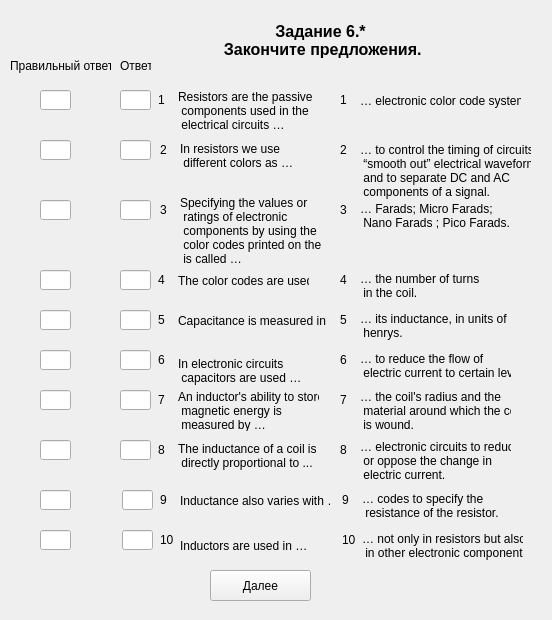
Before: the Qt Designer form server/UI/variant_1/zadanie6_part2_var1.ui in Scykorr/dmitr_client_serv_test, drawn with Qt 5.
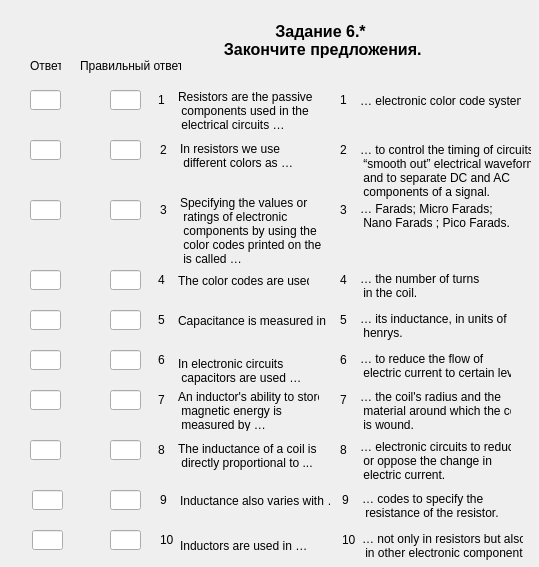
After: the same form once the commit is applied.

Commit message: add task6var1part2 for check

The edit to the form file:
```diff
--- a/server/UI/variant_1/zadanie6_part2_var1.ui
+++ b/server/UI/variant_1/zadanie6_part2_var1.ui
@@ -6,8 +6,8 @@
    <rect>
     <x>0</x>
     <y>0</y>
-    <width>552</width>
-    <height>620</height>
+    <width>539</width>
+    <height>567</height>
    </rect>
   </property>
   <property name="windowTitle">
@@ -60,7 +60,7 @@
   <widget class="QLineEdit" name="lineEdit_answer_10">
    <property name="geometry">
     <rect>
-     <x>122</x>
+     <x>32</x>
      <y>530</y>
      <width>31</width>
      <height>20</height>
@@ -83,26 +83,13 @@
   <widget class="QLineEdit" name="lineEdit_answer_3">
    <property name="geometry">
     <rect>
-     <x>120</x>
+     <x>30</x>
      <y>200</y>
      <width>31</width>
      <height>20</height>
     </rect>
    </property>
   </widget>
-  <widget class="QPushButton" name="pushButton_answer">
-   <property name="geometry">
-    <rect>
-     <x>210</x>
-     <y>570</y>
-     <width>101</width>
-     <height>31</height>
-    </rect>
-   </property>
-   <property name="text">
-    <string>Далее</string>
-   </property>
-  </widget>
   <widget class="QLabel" name="label_number_10">
    <property name="geometry">
     <rect>
@@ -145,7 +132,7 @@
   <widget class="QLineEdit" name="lineEdit_answer_6">
    <property name="geometry">
     <rect>
-     <x>120</x>
+     <x>30</x>
      <y>350</y>
      <width>31</width>
      <height>20</height>
@@ -155,7 +142,7 @@
   <widget class="QLineEdit" name="lineEdit_answer_8">
    <property name="geometry">
     <rect>
-     <x>120</x>
+     <x>30</x>
      <y>440</y>
      <width>31</width>
      <height>20</height>
@@ -208,7 +195,7 @@
   <widget class="QLineEdit" name="lineEdit_answer_9">
    <property name="geometry">
     <rect>
-     <x>122</x>
+     <x>32</x>
      <y>490</y>
      <width>31</width>
      <height>20</height>
@@ -302,7 +289,7 @@
   <widget class="QLineEdit" name="lineEdit_answer_4">
    <property name="geometry">
     <rect>
-     <x>120</x>
+     <x>30</x>
      <y>270</y>
      <width>31</width>
      <height>20</height>
@@ -312,7 +299,7 @@
   <widget class="QLineEdit" name="lineEdit_answer_2">
    <property name="geometry">
     <rect>
-     <x>120</x>
+     <x>30</x>
      <y>140</y>
      <width>31</width>
      <height>20</height>
@@ -335,7 +322,7 @@
   <widget class="QLineEdit" name="lineEdit_answer_7">
    <property name="geometry">
     <rect>
-     <x>120</x>
+     <x>30</x>
      <y>390</y>
      <width>31</width>
      <height>20</height>
@@ -358,7 +345,7 @@
   <widget class="QLineEdit" name="lineEdit_answer_1">
    <property name="geometry">
     <rect>
-     <x>120</x>
+     <x>30</x>
      <y>90</y>
      <width>31</width>
      <height>20</height>
@@ -424,7 +411,7 @@
   <widget class="QLineEdit" name="lineEdit_answer_5">
    <property name="geometry">
     <rect>
-     <x>120</x>
+     <x>30</x>
      <y>310</y>
      <width>31</width>
      <height>20</height>
@@ -707,7 +694,7 @@
   <widget class="QLineEdit" name="lineEdit_answer_11">
    <property name="geometry">
     <rect>
-     <x>40</x>
+     <x>110</x>
      <y>90</y>
      <width>31</width>
      <height>20</height>
@@ -717,7 +704,7 @@
   <widget class="QLineEdit" name="lineEdit_answer_12">
    <property name="geometry">
     <rect>
-     <x>40</x>
+     <x>110</x>
      <y>140</y>
      <width>31</width>
      <height>20</height>
@@ -727,7 +714,7 @@
   <widget class="QLineEdit" name="lineEdit_answer_13">
    <property name="geometry">
     <rect>
-     <x>40</x>
+     <x>110</x>
      <y>200</y>
      <width>31</width>
      <height>20</height>
@@ -737,7 +724,7 @@
   <widget class="QLineEdit" name="lineEdit_answer_14">
    <property name="geometry">
     <rect>
-     <x>40</x>
+     <x>110</x>
      <y>270</y>
      <width>31</width>
      <height>20</height>
@@ -747,7 +734,7 @@
   <widget class="QLineEdit" name="lineEdit_answer_15">
    <property name="geometry">
     <rect>
-     <x>40</x>
+     <x>110</x>
      <y>310</y>
      <width>31</width>
      <height>20</height>
@@ -757,7 +744,7 @@
   <widget class="QLineEdit" name="lineEdit_answer_16">
    <property name="geometry">
     <rect>
-     <x>40</x>
+     <x>110</x>
      <y>350</y>
      <width>31</width>
      <height>20</height>
@@ -767,7 +754,7 @@
   <widget class="QLineEdit" name="lineEdit_answer_17">
    <property name="geometry">
     <rect>
-     <x>40</x>
+     <x>110</x>
      <y>390</y>
      <width>31</width>
      <height>20</height>
@@ -777,7 +764,7 @@
   <widget class="QLineEdit" name="lineEdit_answer_18">
    <property name="geometry">
     <rect>
-     <x>40</x>
+     <x>110</x>
      <y>440</y>
      <width>31</width>
      <height>20</height>
@@ -787,7 +774,7 @@
   <widget class="QLineEdit" name="lineEdit_answer_19">
    <property name="geometry">
     <rect>
-     <x>40</x>
+     <x>110</x>
      <y>490</y>
      <width>31</width>
      <height>20</height>
@@ -797,7 +784,7 @@
   <widget class="QLineEdit" name="lineEdit_answer_20">
    <property name="geometry">
     <rect>
-     <x>40</x>
+     <x>110</x>
      <y>530</y>
      <width>31</width>
      <height>20</height>
@@ -807,7 +794,7 @@
   <widget class="QLabel" name="label">
    <property name="geometry">
     <rect>
-     <x>10</x>
+     <x>80</x>
      <y>50</y>
      <width>101</width>
      <height>31</height>
@@ -820,7 +807,7 @@
   <widget class="QLabel" name="label_2">
    <property name="geometry">
     <rect>
-     <x>120</x>
+     <x>30</x>
      <y>50</y>
      <width>31</width>
      <height>31</height>
```
The commit also changes 4 other files.
